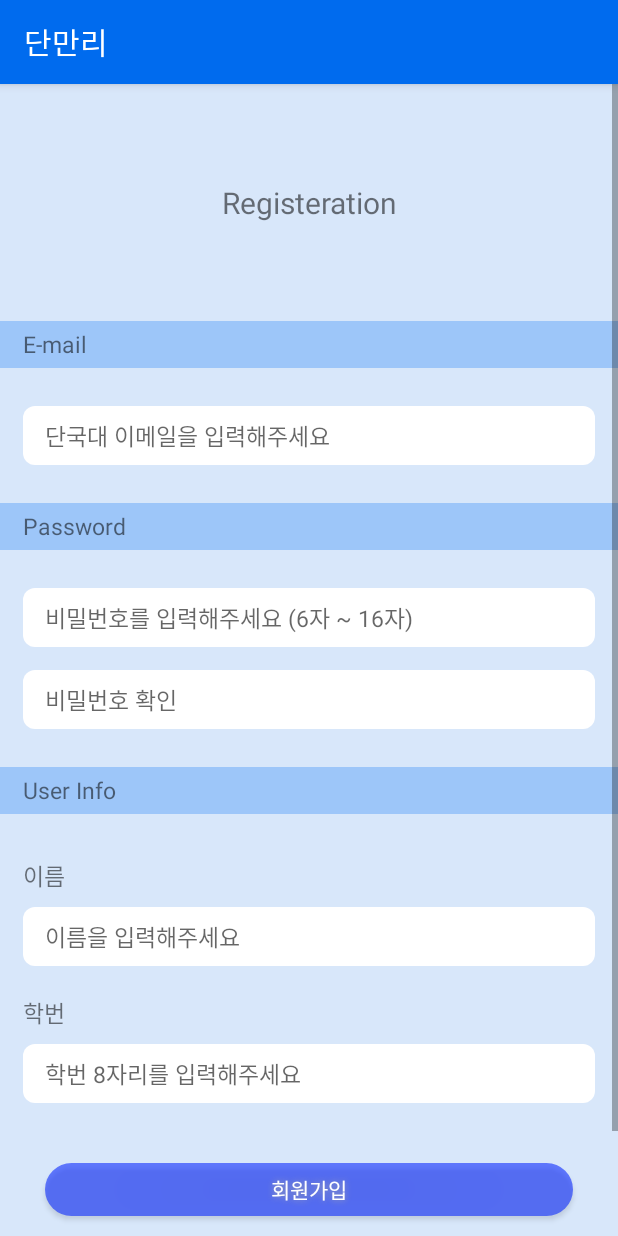
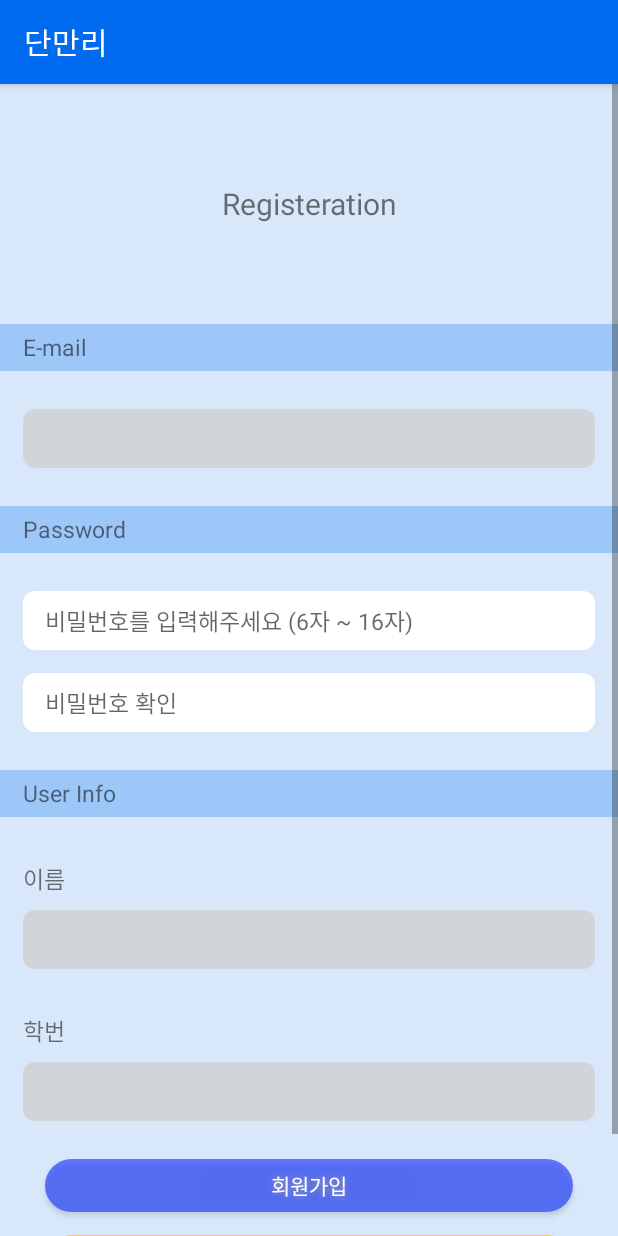
Before and after one commit to YellowC-137/DanManri, an Android app: the RegActivity screen opened directly, with no data from a screen before it, on a phone screen of 412 x 824 dp. Run offline under Robolectric (Android 15) with nearby library versions, the phone set to English and light mode, and no system bars; our stand-ins replace Firebase (no records; nobody signed in at launch, a user with empty details on screens opened directly).

Commit message:
인증 완성

```diff
--- a/DKU_L&F/DKU_LF/app/src/main/java/com/example/dku_lf/ui/registeration/RegActivity.java
+++ b/DKU_L&F/DKU_LF/app/src/main/java/com/example/dku_lf/ui/registeration/RegActivity.java
@@ -9,6 +9,7 @@ import android.util.Log;
 import android.view.View;
 import android.widget.Button;
 import android.widget.EditText;
+import android.widget.TextView;
 import android.widget.Toast;
 
 import com.example.dku_lf.CameraActivity;
@@ -29,7 +30,8 @@ import java.util.Map;
 
 public class RegActivity extends AppCompatActivity {
     private static final String TAG = "RegActivity";
-    EditText RegEtID,RegEtPW, RegEtPwCon, StName, StNum;
+    EditText RegEtPW, RegEtPwCon;
+    TextView RegEtID, StName, StNum;
     private FirebaseAuth mAuth;
     private FirebaseFirestore mStore = FirebaseFirestore.getInstance();
 
@@ -41,13 +43,19 @@ public class RegActivity extends AppCompatActivity {
 
         mAuth = FirebaseAuth.getInstance();
 
-        RegEtID = (EditText)findViewById(R.id.RegEmail);
+        RegEtID = (TextView)findViewById(R.id.RegEmail);
         RegEtPW = (EditText)findViewById(R.id.RegPw);
         RegEtPwCon = (EditText)findViewById(R.id.PassConfirm);
-        StName = (EditText)findViewById(R.id.StudentName);
-        StNum = (EditText)findViewById(R.id.StudentNum);
+        StName = (TextView) findViewById(R.id.StudentName);
+        StNum = (TextView) findViewById(R.id.StudentNum);
 
         Button BtnPh = (Button)findViewById(R.id.RegPhoto);
+
+        Intent intent = getIntent();
+        RegEtID.setText(intent.getStringExtra("email"));
+        StName.setText(intent.getStringExtra("studentName"));
+        StNum.setText(intent.getStringExtra("studentNum"));
+
 
 
         BtnPh.setOnClickListener(new View.OnClickListener() {
--- /dev/null
+++ b/DKU_L&F/DKU_LF/app/src/main/res/drawable/unselect_rounded_edittext.xml
@@ -0,0 +1,15 @@
+<?xml version="1.0" encoding="utf-8"?>
+<!--  res/drawable/rounded_edittext.xml -->
+<shape xmlns:android="http://schemas.android.com/apk/res/android"
+    android:shape="rectangle" android:padding="10dp">
+    <solid android:color="#BCCFCFCF"/>
+    <corners
+        android:bottomRightRadius="8dp"
+        android:bottomLeftRadius="8dp"
+        android:topLeftRadius="8dp"
+        android:topRightRadius="8dp"
+        />
+    <padding
+        android:left="15dp"
+        />
+</shape>
--- a/DKU_L&F/DKU_LF/app/src/main/res/layout/activity_reg.xml
+++ b/DKU_L&F/DKU_LF/app/src/main/res/layout/activity_reg.xml
@@ -1,5 +1,6 @@
 <?xml version="1.0" encoding="utf-8"?>
 <androidx.appcompat.widget.LinearLayoutCompat xmlns:android="http://schemas.android.com/apk/res/android"
+    xmlns:tools="http://schemas.android.com/tools"
     android:layout_width="match_parent"
     android:layout_height="match_parent"
     android:background="#23036FF4"
@@ -19,8 +20,9 @@
             <TextView
                 android:id="@+id/RegText"
                 android:layout_width="match_parent"
-                android:layout_height="158dp"
+                android:layout_height="160dp"
                 android:gravity="center"
+                android:padding="25sp"
                 android:text="Registeration"
                 android:textSize="20sp" />
 
@@ -38,15 +40,14 @@
                 android:id="@+id/RegEmail"
                 android:layout_width="match_parent"
                 android:layout_height="39dp"
-                android:background="@drawable/rounded_edittext"
-                android:inputType="textEmailAddress"
+                android:layout_marginTop="25dp"
+                android:layout_marginLeft="15dp"
+                android:layout_marginRight="15dp"
+                android:layout_marginBottom="25dp"
+                android:background="@drawable/unselect_rounded_edittext"
+                android:textColor="#4C4C4C"
                 android:textSize="15sp"
-                android:hint="단국대 이메일을 입력해주세요"
-                android:maxLength="30"
-                android:layout_marginTop="25dp"
-                android:layout_marginBottom="25dp"
-                android:layout_marginLeft="15dp"
-                android:layout_marginRight="15dp"/>
+                tools:text="example@dankook.ac.kr"/>
 
             <TextView
                 android:id="@+id/PassText"
@@ -112,11 +113,11 @@
                 android:layout_height="39dp"
                 android:layout_marginLeft="15dp"
                 android:layout_marginRight="15dp"
-                android:layout_marginBottom="15dp"
-                android:background="@drawable/rounded_edittext"
-                android:hint="이름을 입력해주세요"
-                android:maxLength="10"
-                android:textSize="15sp" />
+                android:layout_marginBottom="25dp"
+                android:background="@drawable/unselect_rounded_edittext"
+                android:textColor="#4C4C4C"
+                android:textSize="15sp"
+                tools:text="홍길동"/>
 
             <TextView
                 android:id="@+id/NumText"
@@ -134,11 +135,11 @@
                 android:layout_height="39dp"
                 android:layout_marginLeft="15dp"
                 android:layout_marginRight="15dp"
-                android:layout_marginBottom="40dp"
-                android:background="@drawable/rounded_edittext"
-                android:hint="학번 8자리를 입력해주세요"
-                android:maxLength="8"
-                android:textSize="15sp" />
+                android:layout_marginBottom="25dp"
+                android:background="@drawable/unselect_rounded_edittext"
+                android:textColor="#4C4C4C"
+                android:textSize="15sp"
+                tools:text="00000000" />
 
             <Button
                 android:id="@+id/RegButton"
--- a/DKU_L&F/DKU_LF/app/src/main/res/values/colors.xml
+++ b/DKU_L&F/DKU_LF/app/src/main/res/values/colors.xml
@@ -4,6 +4,7 @@
     <color name="colorPrimaryDark">#005DCF</color>
     <color name="colorAccent">#FFC107</color>
     <color name="colorWhite">#FFFFFF</color>
+    <color name="colorBlack">#000000</color>
     <color name="colorDivider">#ECECEC</color>
     <color name="colorRegister">#46036FF4</color>
     <color name="colorCancel">#E4F32D2D</color>
--- a/DKU_L&F/DKU_LF/build.gradle
+++ b/DKU_L&F/DKU_LF/build.gradle
@@ -15,6 +15,9 @@ buildscript {
 
 allprojects {
     repositories {
+        maven{
+            url "https://maven.google.com"
+        }
         google()
         jcenter()
     }
```
Also changed, not shown: DKU_L&F/DKU_LF/app/build.gradle (+14 -5 lines), DKU_L&F/DKU_LF/app/src/main/java/com/example/dku_lf/ui/registeration/AuthenticationActivity.java (+30 -17 lines), DKU_L&F/DKU_LF/app/src/main/res/layout/activity_authentication.xml (+29 -11 lines).
